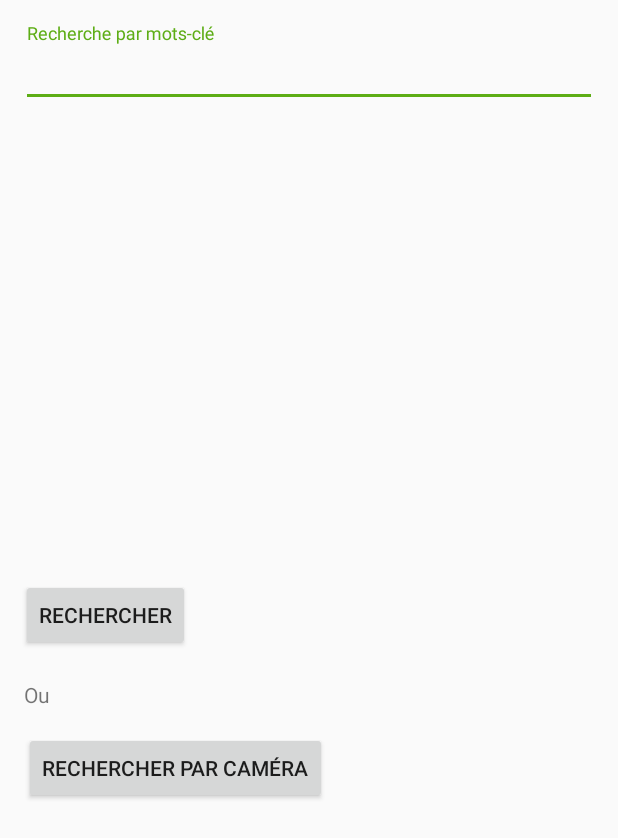
After one commit to davebro10/InfoPoubelle, an Android app: the TexteRechercheActivity screen opened directly, with no data from a screen before it, on a phone screen of 412 x 824 dp. The commit adds this screen. Shown: the top 838 px of the screen. Run offline under Robolectric (Android 15) with nearby library versions, the phone set to English and light mode, and no system bars; Roboto replaces fonts that are not available here.

Commit message:
Ajout de l'activité de rechercher par caméra

```diff
--- a/app/build.gradle
+++ b/app/build.gradle
@@ -22,10 +22,8 @@ dependencies {
     implementation fileTree(dir: 'libs', include: ['*.jar'])
     implementation 'com.android.support:appcompat-v7:27.1.1'
     implementation 'com.android.support.constraint:constraint-layout:1.1.0'
-    implementation 'com.android.support:support-v4:27.1.1'
     testImplementation 'junit:junit:4.12'
     androidTestImplementation 'com.android.support.test:runner:1.0.2'
     androidTestImplementation 'com.android.support.test.espresso:espresso-core:3.0.2'
     implementation 'com.android.support:design:27.1.1'
-    implementation 'com.android.support:design:22.2.1'
 }
--- a/app/src/main/AndroidManifest.xml
+++ b/app/src/main/AndroidManifest.xml
@@ -3,6 +3,9 @@
     package="hackqc2018.org.infopoubelle">
 
     <uses-permission android:name="android.permission.INTERNET" />
+
+    <uses-feature android:name="android.hardware.camera"
+                  android:required="true"/>
 
     <application
         android:allowBackup="true"
@@ -25,6 +28,8 @@
             android:resource="@array/preloaded_fonts" />
 
         <activity android:name=".CollecteActivity"></activity>
+        <activity android:name=".TexteRechecheActivity" />
+        <activity android:name=".TexteRechercheActivity"></activity>
     </application>
 
 </manifest>
--- a/app/src/main/java/hackqc2018/org/infopoubelle/AccueilActivity.java
+++ b/app/src/main/java/hackqc2018/org/infopoubelle/AccueilActivity.java
@@ -66,17 +66,16 @@ public class AccueilActivity extends AppCompatActivity {
                         switch (menuItem.getItemId())
                         {
                             case R.id.nav_Informations:
-                                Intent intent = new Intent(AccueilActivity.this, CollecteActivity.class);
-                                startActivity(intent);
+                                Intent intentInformations = new Intent(AccueilActivity.this, CollecteActivity.class);
+                                startActivity(intentInformations);
                                 break;
+                            case R.id.nav_Recherche:
+                                Intent intentRecherche = new Intent(AccueilActivity.this, TexteRechercheActivity.class);
+                                startActivity(intentRecherche);
                         }
 
                         // close drawer when item is tapped
                         mDrawerLayout.closeDrawers();
-
-                        // Add code here to update the UI based on the item selected
-                        // For example, swap UI fragments here
-
                         return true;
                     }
                 });
--- /dev/null
+++ b/app/src/main/java/hackqc2018/org/infopoubelle/TexteRechercheActivity.java
@@ -0,0 +1,42 @@
+package hackqc2018.org.infopoubelle;
+
+import android.content.Intent;
+import android.graphics.Bitmap;
+import android.provider.MediaStore;
+import android.support.v7.app.AppCompatActivity;
+import android.os.Bundle;
+import android.view.View;
+
+public class TexteRechercheActivity extends AppCompatActivity {
+
+    static final int REQUEST_IMAGE_CAPTURE = 1;
+
+    @Override
+    protected void onCreate(Bundle savedInstanceState) {
+        super.onCreate(savedInstanceState);
+        setContentView(R.layout.activity_texte_recherche);
+    }
+
+    private void dispatchTakePictureIntent() {
+        Intent takePictureIntent = new Intent(MediaStore.ACTION_IMAGE_CAPTURE);
+        if (takePictureIntent.resolveActivity(getPackageManager()) != null) {
+            startActivityForResult(takePictureIntent, REQUEST_IMAGE_CAPTURE);
+        }
+    }
+
+    @Override
+    protected void onActivityResult(int requestCode, int resultCode, Intent data) {
+        if (requestCode == REQUEST_IMAGE_CAPTURE && resultCode == RESULT_OK) {
+            Bundle extras = data.getExtras();
+            Bitmap imageBitmap = (Bitmap) extras.get("data");
+//            mImageView.SetImageBitmap(imageBitmap);
+        }
+    }
+
+    public void rechercherCamera(View view) {
+        Intent takePictureIntent = new Intent(MediaStore.ACTION_IMAGE_CAPTURE);
+        if (takePictureIntent.resolveActivity(getPackageManager()) != null) {
+            startActivityForResult(takePictureIntent, REQUEST_IMAGE_CAPTURE);
+        }
+    }
+}
--- /dev/null
+++ b/app/src/main/res/layout/activity_texte_recherche.xml
@@ -0,0 +1,77 @@
+<?xml version="1.0" encoding="utf-8"?>
+<android.support.constraint.ConstraintLayout xmlns:android="http://schemas.android.com/apk/res/android"
+    xmlns:app="http://schemas.android.com/apk/res-auto"
+    xmlns:tools="http://schemas.android.com/tools"
+    android:id="@+id/mImageView"
+    android:layout_width="match_parent"
+    android:layout_height="match_parent"
+    tools:context=".TexteRechercheActivity">
+
+    <android.support.design.widget.TextInputLayout
+        android:id="@+id/textInputLayout2"
+        android:layout_width="0dp"
+        android:layout_height="0dp"
+        android:layout_marginBottom="102dp"
+        android:layout_marginEnd="14dp"
+        android:layout_marginStart="14dp"
+        android:layout_marginTop="15dp"
+        app:layout_constraintBottom_toTopOf="@+id/btnRechercherCamera"
+        app:layout_constraintEnd_toEndOf="parent"
+        app:layout_constraintStart_toStartOf="parent"
+        app:layout_constraintTop_toTopOf="parent">
+
+        <android.support.design.widget.TextInputEditText
+            android:id="@+id/txtRechercheTexte"
+            android:layout_width="match_parent"
+            android:layout_height="wrap_content"
+            android:hint="Recherche par mots-clé" />
+    </android.support.design.widget.TextInputLayout>
+
+    <android.support.design.widget.TextInputLayout
+        android:id="@+id/textInputLayout4"
+        android:layout_width="0dp"
+        android:layout_height="wrap_content"
+        android:layout_marginBottom="335dp"
+        android:layout_marginEnd="8dp"
+        android:layout_marginStart="8dp"
+        app:layout_constraintBottom_toBottomOf="parent"
+        app:layout_constraintEnd_toEndOf="parent"
+        app:layout_constraintStart_toStartOf="parent"
+        app:layout_constraintTop_toBottomOf="@+id/lblOu">
+
+    </android.support.design.widget.TextInputLayout>
+
+    <Button
+        android:id="@+id/btnRechercherTexte"
+        android:layout_width="wrap_content"
+        android:layout_height="wrap_content"
+        android:layout_marginBottom="19dp"
+        android:text="Rechercher"
+        app:layout_constraintBottom_toTopOf="@+id/lblOu"
+        app:layout_constraintStart_toStartOf="@+id/textInputLayout2"
+        app:layout_constraintTop_toBottomOf="@+id/textInputLayout2" />
+
+    <Button
+        android:id="@+id/btnRechercherCamera"
+        android:layout_width="wrap_content"
+        android:layout_height="wrap_content"
+        android:layout_marginBottom="288dp"
+        android:layout_marginStart="8dp"
+        android:onClick="rechercherCamera"
+        android:text="Rechercher par caméra"
+        app:layout_constraintBottom_toBottomOf="parent"
+        app:layout_constraintStart_toStartOf="@+id/textInputLayout4"
+        app:layout_constraintTop_toBottomOf="@+id/textInputLayout2" />
+
+    <TextView
+        android:id="@+id/lblOu"
+        android:layout_width="wrap_content"
+        android:layout_height="wrap_content"
+        android:layout_marginBottom="16dp"
+        android:layout_marginStart="16dp"
+        android:text="Ou"
+        app:layout_constraintBottom_toTopOf="@+id/textInputLayout4"
+        app:layout_constraintStart_toStartOf="parent"
+        app:layout_constraintTop_toBottomOf="@+id/btnRechercherTexte" />
+
+</android.support.constraint.ConstraintLayout>
--- a/app/src/main/res/values/strings.xml
+++ b/app/src/main/res/values/strings.xml
@@ -7,4 +7,6 @@
     <string name="nav_header_subtitle">android.studio@android.com</string>
     <string name="nav_header_desc">Navigation header</string>
     <string name="action_settings">Settings</string>
+    <string name="drawer_open">drawer open</string>
+    <string name="drawer_close">drawer close</string>
 </resources>
```
